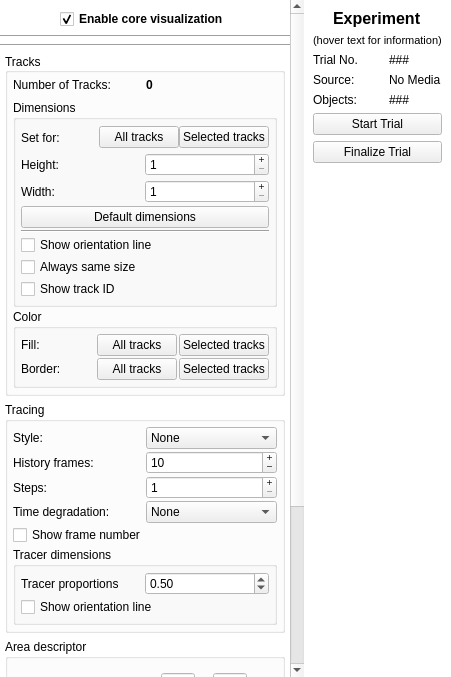
The window that BioTracker/CoreApp/BioTracker/View/CoreParameterView.ui (BioroboticsLab/biotracker_core) describes before a commit, drawn with Qt 5.
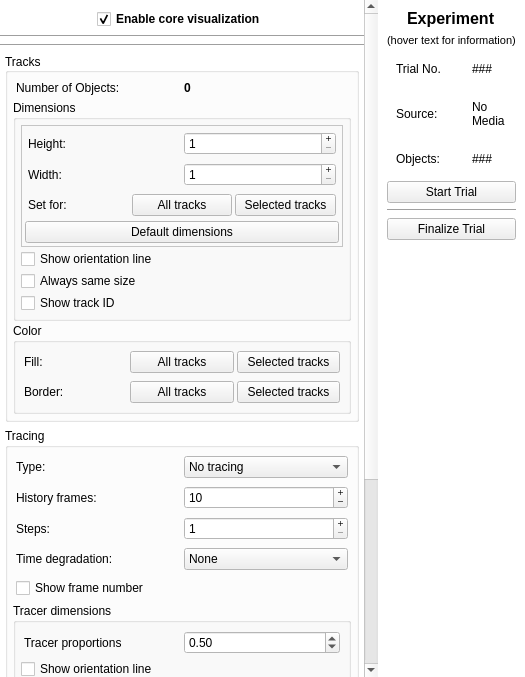
The same window after the commit.

Commit message: minor layout changes added/changed tooltips tracing style is now tracing type for better comprehensibility

The edit to the form file:
```diff
--- a/BioTracker/CoreApp/BioTracker/View/CoreParameterView.ui
+++ b/BioTracker/CoreApp/BioTracker/View/CoreParameterView.ui
@@ -12,7 +12,7 @@
    <rect>
     <x>0</x>
     <y>0</y>
-    <width>451</width>
+    <width>525</width>
     <height>677</height>
    </rect>
   </property>
@@ -155,9 +155,9 @@
         <property name="geometry">
          <rect>
           <x>0</x>
-          <y>-242</y>
-          <width>317</width>
-          <height>903</height>
+          <y>-103</y>
+          <width>351</width>
+          <height>935</height>
          </rect>
         </property>
         <property name="sizePolicy">
@@ -297,14 +297,30 @@
                   <number>5</number>
                  </property>
                  <item>
+                  <widget class="QWidget" name="widgetNoOfTracks" native="true">
+                   <property name="toolTip">
+                    <string>Displays the number of tracks</string>
+                   </property>
                   <layout class="QHBoxLayout" name="horizontalLayout_2">
+                    <property name="spacing">
+                     <number>3</number>
+                    </property>
+                    <property name="leftMargin">
+                     <number>3</number>
+                    </property>
+                    <property name="topMargin">
+                     <number>3</number>
+                    </property>
+                    <property name="rightMargin">
+                     <number>3</number>
+                    </property>
                    <property name="bottomMargin">
-                    <number>6</number>
+                     <number>3</number>
                    </property>
                    <item>
                     <widget class="QLabel" name="labelNumberOfTracksLabel">
                      <property name="text">
-                      <string>Number of Tracks:</string>
+                       <string>Number of Objects:</string>
                      </property>
                     </widget>
                    </item>
@@ -322,6 +338,7 @@
                     </widget>
                    </item>
                   </layout>
+                  </widget>
                  </item>
                  <item>
                   <widget class="QGroupBox" name="groupBoxTrackDimensions">
@@ -357,79 +374,31 @@
                      <number>5</number>
                     </property>
                     <item>
-                     <widget class="QWidget" name="widget" native="true">
-                      <property name="sizePolicy">
-                       <sizepolicy hsizetype="Preferred" vsizetype="Minimum">
-                        <horstretch>0</horstretch>
-                        <verstretch>0</verstretch>
-                       </sizepolicy>
+                     <widget class="QFrame" name="frame">
+                      <property name="frameShape">
+                       <enum>QFrame::StyledPanel</enum>
                       </property>
-                      <property name="minimumSize">
-                       <size>
-                        <width>0</width>
-                        <height>25</height>
-                       </size>
+                      <property name="frameShadow">
+                       <enum>QFrame::Sunken</enum>
                       </property>
-                      <layout class="QHBoxLayout" name="layoutTrackDimensionSetter">
+                      <layout class="QVBoxLayout" name="verticalLayout">
                        <property name="spacing">
-                        <number>0</number>
+                        <number>2</number>
                        </property>
                        <property name="leftMargin">
-                        <number>0</number>
+                        <number>3</number>
                        </property>
                        <property name="topMargin">
-                        <number>0</number>
+                        <number>3</number>
                        </property>
                        <property name="rightMargin">
-                        <number>0</number>
+                        <number>3</number>
                        </property>
                        <property name="bottomMargin">
-                        <number>0</number>
+                        <number>3</number>
                        </property>
                        <item>
-                        <widget class="QLabel" name="labelTrackDimensionSetter">
-                         <property name="text">
-                          <string>Set for:</string>
-                         </property>
-                        </widget>
-                       </item>
-                       <item>
-                        <widget class="QPushButton" name="pushButtonTrackDimensionSetterAll">
-                         <property name="sizePolicy">
-                          <sizepolicy hsizetype="Minimum" vsizetype="Fixed">
-                           <horstretch>0</horstretch>
-                           <verstretch>0</verstretch>
-                          </sizepolicy>
-                         </property>
-                         <property name="minimumSize">
-                          <size>
-                           <width>0</width>
-                           <height>0</height>
-                          </size>
-                         </property>
-                         <property name="toolTip">
-                          <string>Set the width and height for all tracks</string>
-                         </property>
-                         <property name="text">
-                          <string>All tracks</string>
-                         </property>
-                        </widget>
-                       </item>
-                       <item>
-                        <widget class="QPushButton" name="pushButtonTrackDimensionSetterSelected">
-                         <property name="toolTip">
-                          <string>Set the width and height only for selected tracks</string>
-                         </property>
-                         <property name="text">
-                          <string>Selected tracks</string>
-                         </property>
-                        </widget>
-                       </item>
-                      </layout>
-                     </widget>
-                    </item>
-                    <item>
-                     <widget class="QWidget" name="widget" native="true">
+                        <widget class="QWidget" name="widgetTrackHeight" native="true">
                       <property name="minimumSize">
                        <size>
                         <width>0</width>
@@ -438,19 +407,19 @@
                       </property>
                       <layout class="QHBoxLayout" name="layoutTrackHeight">
                        <property name="spacing">
-                        <number>0</number>
+                           <number>3</number>
                        </property>
                        <property name="leftMargin">
-                        <number>0</number>
+                           <number>3</number>
                        </property>
                        <property name="topMargin">
-                        <number>0</number>
+                           <number>3</number>
                        </property>
                        <property name="rightMargin">
-                        <number>0</number>
+                           <number>3</number>
                        </property>
                        <property name="bottomMargin">
-                        <number>0</number>
+                           <number>3</number>
                        </property>
                        <item>
                         <widget class="QLabel" name="labelTrackHeight">
@@ -482,7 +451,7 @@
                      </widget>
                     </item>
                     <item>
-                     <widget class="QWidget" name="widget" native="true">
+                        <widget class="QWidget" name="widgetTrackWidth" native="true">
                       <property name="minimumSize">
                        <size>
                         <width>0</width>
@@ -491,19 +460,19 @@
                       </property>
                       <layout class="QHBoxLayout" name="layoutTrackWidth">
                        <property name="spacing">
-                        <number>0</number>
+                           <number>3</number>
                        </property>
                        <property name="leftMargin">
-                        <number>0</number>
+                           <number>3</number>
                        </property>
                        <property name="topMargin">
-                        <number>0</number>
+                           <number>3</number>
                        </property>
                        <property name="rightMargin">
-                        <number>0</number>
+                           <number>3</number>
                        </property>
                        <property name="bottomMargin">
-                        <number>0</number>
+                           <number>3</number>
                        </property>
                        <item>
                         <widget class="QLabel" name="labelTrackWidth">
@@ -534,6 +503,81 @@
                       </layout>
                      </widget>
                     </item>
+                       <item>
+                        <widget class="QWidget" name="widgetTrackDimensionSetters" native="true">
+                         <property name="sizePolicy">
+                          <sizepolicy hsizetype="Preferred" vsizetype="Minimum">
+                           <horstretch>0</horstretch>
+                           <verstretch>0</verstretch>
+                          </sizepolicy>
+                         </property>
+                         <property name="minimumSize">
+                          <size>
+                           <width>0</width>
+                           <height>25</height>
+                          </size>
+                         </property>
+                         <property name="toolTip">
+                          <string>Buttons to set the dimensions entered for all or only selected tracks</string>
+                         </property>
+                         <layout class="QHBoxLayout" name="layoutTrackDimensionSetter">
+                          <property name="spacing">
+                           <number>3</number>
+                          </property>
+                          <property name="leftMargin">
+                           <number>3</number>
+                          </property>
+                          <property name="topMargin">
+                           <number>3</number>
+                          </property>
+                          <property name="rightMargin">
+                           <number>3</number>
+                          </property>
+                          <property name="bottomMargin">
+                           <number>3</number>
+                          </property>
+                          <item>
+                           <widget class="QLabel" name="labelTrackDimensionSetter">
+                            <property name="text">
+                             <string>Set for:</string>
+                            </property>
+                           </widget>
+                          </item>
+                          <item>
+                           <widget class="QPushButton" name="pushButtonTrackDimensionSetterAll">
+                            <property name="sizePolicy">
+                             <sizepolicy hsizetype="Minimum" vsizetype="Fixed">
+                              <horstretch>0</horstretch>
+                              <verstretch>0</verstretch>
+                             </sizepolicy>
+                            </property>
+                            <property name="minimumSize">
+                             <size>
+                              <width>0</width>
+                              <height>0</height>
+                             </size>
+                            </property>
+                            <property name="toolTip">
+                             <string>Set the width and height for all tracks</string>
+                            </property>
+                            <property name="text">
+                             <string>All tracks</string>
+                            </property>
+                           </widget>
+                          </item>
+                          <item>
+                           <widget class="QPushButton" name="pushButtonTrackDimensionSetterSelected">
+                            <property name="toolTip">
+                             <string>Set the width and height only for selected tracks</string>
+                            </property>
+                            <property name="text">
+                             <string>Selected tracks</string>
+                            </property>
+                           </widget>
+                          </item>
+                         </layout>
+                        </widget>
+                       </item>
                     <item>
                      <widget class="QPushButton" name="pushButtonDefaultDimensions">
                       <property name="toolTip">
@@ -544,11 +588,7 @@
                       </property>
                      </widget>
                     </item>
-                    <item>
-                     <widget class="Line" name="line_4">
-                      <property name="orientation">
-                       <enum>Qt::Horizontal</enum>
-                      </property>
+                      </layout>
                      </widget>
                     </item>
                     <item>
@@ -627,7 +667,26 @@
                      <number>5</number>
                     </property>
                     <item>
+                     <widget class="QWidget" name="widgetFillColor" native="true">
+                      <property name="toolTip">
+                       <string>Buttons to set the fill color for all or only selected tracks</string>
+                      </property>
                      <layout class="QHBoxLayout" name="horizontalLayoutGroupBoxTracksColor">
+                       <property name="spacing">
+                        <number>3</number>
+                       </property>
+                       <property name="leftMargin">
+                        <number>3</number>
+                       </property>
+                       <property name="topMargin">
+                        <number>3</number>
+                       </property>
+                       <property name="rightMargin">
+                        <number>3</number>
+                       </property>
+                       <property name="bottomMargin">
+                        <number>3</number>
+                       </property>
                       <item>
                        <widget class="QLabel" name="labelFillColor">
                         <property name="text">
@@ -656,9 +715,29 @@
                        </widget>
                       </item>
                      </layout>
+                     </widget>
                     </item>
                     <item>
+                     <widget class="QWidget" name="widgetBorderColor" native="true">
+                      <property name="toolTip">
+                       <string>Buttons to set the border color for all or only selected tracks</string>
+                      </property>
                      <layout class="QHBoxLayout" name="borderColor">
+                       <property name="spacing">
+                        <number>3</number>
+                       </property>
+                       <property name="leftMargin">
+                        <number>3</number>
+                       </property>
+                       <property name="topMargin">
+                        <number>3</number>
+                       </property>
+                       <property name="rightMargin">
+                        <number>3</number>
+                       </property>
+                       <property name="bottomMargin">
+                        <number>3</number>
+                       </property>
                       <item>
                        <widget class="QLabel" name="labelBorderColor">
                         <property name="text">
@@ -687,6 +766,7 @@
                        </widget>
                       </item>
                      </layout>
+                     </widget>
                     </item>
                    </layout>
                   </widget>
@@ -728,22 +808,44 @@
                   <number>5</number>
                  </property>
                  <item>
+                  <widget class="QWidget" name="widgetTracingType" native="true">
+                   <property name="toolTip">
+                    <string>Set the tracer type</string>
+                   </property>
                   <layout class="QHBoxLayout" name="layoutTracingStyle">
+                    <property name="spacing">
+                     <number>3</number>
+                    </property>
+                    <property name="leftMargin">
+                     <number>3</number>
+                    </property>
+                    <property name="topMargin">
+                     <number>3</number>
+                    </property>
+                    <property name="rightMargin">
+                     <number>3</number>
+                    </property>
+                    <property name="bottomMargin">
+                     <number>3</number>
+                    </property>
                    <item>
                     <widget class="QLabel" name="labelTracingStyle">
                      <property name="text">
-                      <string>Style:</string>
+                       <string>Type:</string>
                      </property>
                     </widget>
                    </item>
                    <item>
                     <widget class="QComboBox" name="comboBoxTracingStyle">
                      <property name="toolTip">
-                      <string>Choose the tracing style</string>
+                       <string>Choose the tracing type</string>
+                      </property>
+                      <property name="currentText">
+                       <string>No tracing</string>
                      </property>
                      <item>
                       <property name="text">
-                       <string>None</string>
+                        <string>No tracing</string>
                       </property>
                      </item>
                      <item>
@@ -764,9 +866,29 @@
                     </widget>
                    </item>
                   </layout>
+                  </widget>
                  </item>
                  <item>
+                  <widget class="QWidget" name="widgetTracingHistory" native="true">
+                   <property name="toolTip">
+                    <string>Set the number of frames to trace</string>
+                   </property>
                   <layout class="QHBoxLayout" name="layoutTracingHistory">
+                    <property name="spacing">
+                     <number>3</number>
+                    </property>
+                    <property name="leftMargin">
+                     <number>3</number>
+                    </property>
+                    <property name="topMargin">
+                     <number>3</number>
+                    </property>
+                    <property name="rightMargin">
+                     <number>3</number>
+                    </property>
+                    <property name="bottomMargin">
+                     <number>3</number>
+                    </property>
                    <item>
                     <widget class="QLabel" name="labelTracingHistoryLength">
                      <property name="text">
@@ -797,9 +919,29 @@
                     </widget>
                    </item>
                   </layout>
+                  </widget>
                  </item>
                  <item>
+                  <widget class="QWidget" name="widgetTracingSteps" native="true">
+                   <property name="toolTip">
+                    <string>Set the step size to show each Xth tracer (e.g. 5 means show each 5th tracer)</string>
+                   </property>
                   <layout class="QHBoxLayout" name="layoutTracingSteps">
+                    <property name="spacing">
+                     <number>3</number>
+                    </property>
+                    <property name="leftMargin">
+                     <number>3</number>
+                    </property>
+                    <property name="topMargin">
+                     <number>3</number>
+                    </property>
+                    <property name="rightMargin">
+                     <number>3</number>
+                    </property>
+                    <property name="bottomMargin">
+                     <number>3</number>
+                    </property>
                    <item>
                     <widget class="QLabel" name="labelTracingSteps">
                      <property name="text">
@@ -824,9 +966,29 @@
                     </widget>
                    </item>
                   </layout>
+                  </widget>
                  </item>
                  <item>
-                  <layout class="QHBoxLayout" name="layoutTracingTimeDegradation">
+                  <widget class="QWidget" name="widgetTracingTime" native="true">
+                   <property name="toolTip">
+                    <string>Set the time degradation type</string>
+                   </property>
+                   <layout class="QHBoxLayout" name="horizontalLayout_4">
+                    <property name="spacing">
+                     <number>3</number>
+                    </property>
+                    <property name="leftMargin">
+                     <number>3</number>
+                    </property>
+                    <property name="topMargin">
+                     <number>3</number>
+                    </property>
+                    <property name="rightMargin">
+                     <number>3</number>
+                    </property>
+                    <property name="bottomMargin">
+                     <number>3</number>
+                    </property>
                    <item>
                     <widget class="QLabel" name="labelTracingTimeDegradation">
                      <property name="text">
@@ -857,9 +1019,29 @@
                     </widget>
                    </item>
                   </layout>
+                  </widget>
                  </item>
                  <item>
+                  <widget class="QWidget" name="widgetTracerFrameNumber" native="true">
+                   <property name="toolTip">
+                    <string>Show the frame number of each tracer</string>
+                   </property>
                   <layout class="QHBoxLayout" name="layoutTracerFrameNumber">
+                    <property name="spacing">
+                     <number>3</number>
+                    </property>
+                    <property name="leftMargin">
+                     <number>3</number>
+                    </property>
+                    <property name="topMargin">
+                     <number>3</number>
+                    </property>
+                    <property name="rightMargin">
+                     <number>3</number>
+                    </property>
+                    <property name="bottomMargin">
+                     <number>3</number>
+                    </property>
                    <item>
                     <widget class="QCheckBox" name="checkBoxTracerFrameNumber">
                      <property name="toolTip">
@@ -871,6 +1053,7 @@
                     </widget>
                    </item>
                   </layout>
+                  </widget>
                  </item>
                  <item>
                   <widget class="QGroupBox" name="groupBoxTracerDimensions">
@@ -919,6 +1102,21 @@
                        </property>
                        <item>
                         <layout class="QHBoxLayout" name="layoutTracerProportions">
+                         <property name="spacing">
+                          <number>3</number>
+                         </property>
+                         <property name="leftMargin">
+                          <number>3</number>
+                         </property>
+                         <property name="topMargin">
+                          <number>3</number>
+                         </property>
+                         <property name="rightMargin">
+                          <number>3</number>
+                         </property>
+                         <property name="bottomMargin">
+                          <number>3</number>
+                         </property>
                          <item>
                           <widget class="QLabel" name="labelTracerProportions">
                            <property name="text">
@@ -1014,6 +1212,21 @@
                     <string>Set the area dimensions (in cm)</string>
                    </property>
                    <layout class="QHBoxLayout" name="horizontalLayout_AreaLayout">
+                    <property name="spacing">
+                     <number>3</number>
+                    </property>
+                    <property name="leftMargin">
+                     <number>3</number>
+                    </property>
+                    <property name="topMargin">
+                     <number>3</number>
+                    </property>
+                    <property name="rightMargin">
+                     <number>3</number>
+                    </property>
+                    <property name="bottomMargin">
+                     <number>3</number>
+                    </property>
                     <item>
                      <widget class="QLabel" name="labelAreaSize">
                       <property name="text">
@@ -1250,6 +1463,12 @@
          </layout>
         </item>
         <item>
+         <widget class="QWidget" name="widgetExpTrialNo" native="true">
+          <property name="toolTip">
+           <string>The trajectory number under which data (tracks, videos, ...) will be saved. 
+Increments automatically after finalizing. 
+Resets when removing the tracks from the &quot;Tracks&quot; folder.</string>
+          </property>
          <layout class="QHBoxLayout" name="horizontalLayout_6">
           <item alignment="Qt::AlignLeft">
            <widget class="QLabel" name="label_3">
@@ -1300,8 +1519,14 @@
            </widget>
           </item>
          </layout>
+         </widget>
         </item>
         <item>
+         <widget class="QWidget" name="widgetExpSrc" native="true">
+          <property name="toolTip">
+           <string>Source of the video data. 
+Select a source in the &quot;File&quot; menu.</string>
+          </property>
          <layout class="QHBoxLayout" name="horizontalLayout_7">
           <item alignment="Qt::AlignLeft">
            <widget class="QLabel" name="label_ExpSrc">
@@ -1353,8 +1578,14 @@
            </widget>
           </item>
          </layout>
+         </widget>
         </item>
         <item>
+         <widget class="QWidget" name="widgetExpObjCnt" native="true">
+          <property name="toolTip">
+           <string>Number of objects being tracked in a video. 
+You can add some by right-clicking the video (if loaded).</string>
+          </property>
          <layout class="QHBoxLayout" name="horizontalLayout_8">
           <item alignment="Qt::AlignLeft">
            <widget class="QLabel" name="label_ExpObj">
@@ -1397,6 +1628,7 @@
            </widget>
           </item>
          </layout>
+         </widget>
         </item>
         <item>
          <layout class="QHBoxLayout" name="horizontalLayout_9">
@@ -1414,6 +1646,13 @@
           </item>
          </layout>
         </item>
+        <item>
+         <widget class="Line" name="line_4">
+          <property name="orientation">
+           <enum>Qt::Horizontal</enum>
+          </property>
+         </widget>
+        </item>
         <item>
          <layout class="QHBoxLayout" name="horizontalLayout_10">
           <item>
```
Left out of the diff: 30 changed lines with no effect on the pictures. Lines whose indentation alone changed are shown as unchanged. The commit also changes 8 other files.
